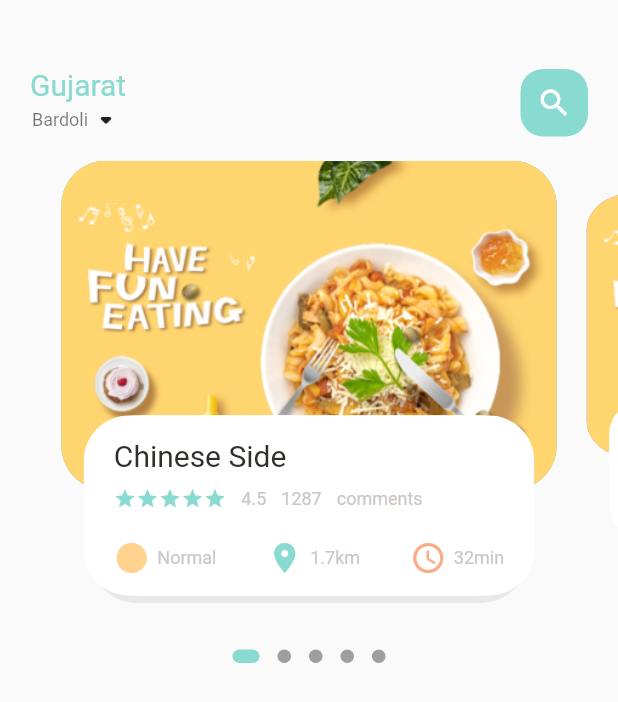
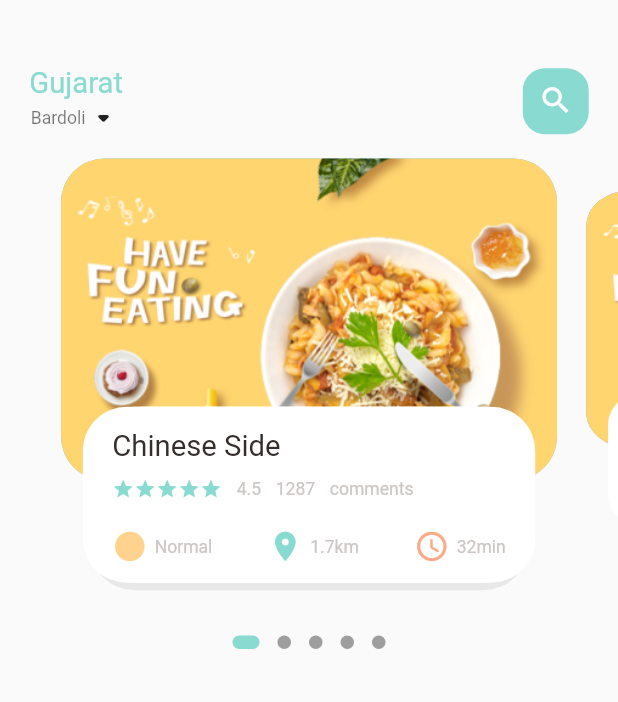
Before and after one commit to 032AbhishekChoksi/food_delivery, a Flutter app: the screen it shows after launch, on a phone screen of 412 x 824 dp. Shown: the top 702 px of the screen. Run offline on Flutter 3.47's test engine with Material 2 defaults, Android fonts, the phone set to English and light mode, and no system bars; drawn by our look-alikes of dots_indicator; our stand-ins replace get.

Commit message:
Responsive Food Delivery App @ 2022 #032AbhishekChoksi. All rights reserved.

```diff
--- a/lib/home/food_page_body.dart
+++ b/lib/home/food_page_body.dart
@@ -2,6 +2,7 @@ import 'package:dots_indicator/dots_indicator.dart';
 import 'package:flutter/cupertino.dart';
 import 'package:flutter/material.dart';
 import 'package:food_delivery/utils/colors.dart';
+import 'package:food_delivery/utils/dimensions.dart';
 import 'package:food_delivery/widgets/big_text.dart';
 import 'package:food_delivery/widgets/icon_and_text_widget.dart';
 import 'package:food_delivery/widgets/small_text.dart';
@@ -17,7 +18,7 @@ class _FoodPageBodyState extends State<FoodPageBody> {
   PageController pageController = PageController(viewportFraction: 0.85);
   var _currPageValue = 0.0;
   double _scaleFactor = 0.8;
-  double _height = 220;
+  double _height = Dimensions.pageViewContainer;
 
   @override
   void initState() {
@@ -41,7 +42,7 @@ class _FoodPageBodyState extends State<FoodPageBody> {
     return Column(
       children: [
         Container(
-          height: 320,
+          height: Dimensions.pageView,
           child: PageView.builder(
               controller: pageController,
               itemCount: 5,
@@ -94,10 +95,11 @@ class _FoodPageBodyState extends State<FoodPageBody> {
       child: Stack(
         children: [
           Container(
-            height: 220,
-            margin: EdgeInsets.only(left: 10, right: 10),
+            height: Dimensions.pageViewContainer,
+            margin: EdgeInsets.only(
+                left: Dimensions.width10, right: Dimensions.width10),
             decoration: BoxDecoration(
-                borderRadius: BorderRadius.circular(30),
+                borderRadius: BorderRadius.circular(Dimensions.radius30),
                 color: index.isEven ? Color(0xFF69c5df) : Color(0xFF9294cc),
                 image: DecorationImage(
                     fit: BoxFit.cover,
@@ -106,10 +108,13 @@ class _FoodPageBodyState extends State<FoodPageBody> {
           Align(
             alignment: Alignment.bottomCenter,
             child: Container(
-              height: 120,
-              margin: EdgeInsets.only(left: 30, right: 30, bottom: 30),
+              height: Dimensions.pageViewTextContainer,
+              margin: EdgeInsets.only(
+                  left: Dimensions.width30,
+                  right: Dimensions.width30,
+                  bottom: Dimensions.height30),
               decoration: BoxDecoration(
-                  borderRadius: BorderRadius.circular(30),
+                  borderRadius: BorderRadius.circular(Dimensions.radius30),
                   color: Colors.white,
                   boxShadow: [
                     BoxShadow(
@@ -120,12 +125,16 @@ class _FoodPageBodyState extends State<FoodPageBody> {
                     BoxShadow(color: Colors.white, offset: Offset(5, 0))
                   ]),
               child: Container(
-                padding: EdgeInsets.only(top: 15, left: 15, right: 15),
+                padding: EdgeInsets.only(
+                    top: Dimensions.height15,
+                    left: Dimensions.width15,
+                    right: Dimensions.width15),
                 child: Column(
                   crossAxisAlignment: CrossAxisAlignment.start,
                   children: [
                     BigText(text: "Chinese Side"),
-                    SizedBox(height: 10),
+                    SizedBox(height: Dimensions.height10),
+                    //comments section
                     Row(
                       children: [
                         Wrap(
@@ -133,19 +142,20 @@ class _FoodPageBodyState extends State<FoodPageBody> {
                             return Icon(
                               Icons.star,
                               color: AppColors.mainColor,
-                              size: 15,
+                              size: Dimensions.height15,
                             );
                           }),
                         ),
-                        SizedBox(width: 10),
+                        SizedBox(width: Dimensions.height10),
                         SmallText(text: "4.5"),
-                        SizedBox(width: 10),
+                        SizedBox(width: Dimensions.height10),
                         SmallText(text: "1287"),
-                        SizedBox(width: 10),
+                        SizedBox(width: Dimensions.height10),
                         SmallText(text: "comments")
                       ],
                     ),
-                    SizedBox(height: 20),
+                    SizedBox(height: Dimensions.height20),
+                    //time and distance
                     Row(
                         mainAxisAlignment: MainAxisAlignment.spaceBetween,
                         children: [
--- a/lib/home/main_food_page.dart
+++ b/lib/home/main_food_page.dart
@@ -4,6 +4,8 @@ import 'package:food_delivery/home/food_page_body.dart';
 import 'package:food_delivery/utils/colors.dart';
 import 'package:food_delivery/widgets/big_text.dart';
 import 'package:food_delivery/widgets/small_text.dart';
+
+import '../utils/dimensions.dart';
 
 class MainFoodPage extends StatefulWidget {
   const MainFoodPage({Key? key}) : super(key: key);
@@ -15,14 +17,17 @@ class MainFoodPage extends StatefulWidget {
 class _MainFoodPageState extends State<MainFoodPage> {
   @override
   Widget build(BuildContext context) {
+    // print("current height is " + MediaQuery.of(context).size.height.toString());
     return Scaffold(
       body: Column(
         children: [
           //showing the header
           Container(
             child: Container(
-                margin: EdgeInsets.only(top: 45, bottom: 15),
-                padding: EdgeInsets.only(left: 20, right: 20),
+                margin: EdgeInsets.only(
+                    top: Dimensions.height45, bottom: Dimensions.height15),
+                padding: EdgeInsets.only(
+                    left: Dimensions.width20, right: Dimensions.width20),
                 child: Row(
                   mainAxisAlignment: MainAxisAlignment.spaceBetween,
                   children: [
@@ -39,14 +44,16 @@ class _MainFoodPageState extends State<MainFoodPage> {
                     ),
                     Center(
                       child: Container(
-                        width: 45,
-                        height: 45,
+                        width: Dimensions.width45,
+                        height: Dimensions.height45,
                         child: Icon(
                           Icons.search,
                           color: Colors.white,
+                          size: Dimensions.iconSize24,
                         ),
                         decoration: BoxDecoration(
-                          borderRadius: BorderRadius.circular(15),
+                          borderRadius:
+                              BorderRadius.circular(Dimensions.radius15),
                           color: AppColors.mainColor,
                         ),
                       ),
--- a/lib/main.dart
+++ b/lib/main.dart
@@ -1,5 +1,6 @@
 import 'package:flutter/material.dart';
 import 'package:food_delivery/home/main_food_page.dart';
+import 'package:get/get.dart';
 
 void main() {
   runApp(const MyApp());
@@ -11,7 +12,7 @@ class MyApp extends StatelessWidget {
   // This widget is the root of your application.
   @override
   Widget build(BuildContext context) {
-    return MaterialApp(
+    return GetMaterialApp(
       debugShowCheckedModeBanner: false,
       title: 'Flutter Demo',
       theme: ThemeData(
--- /dev/null
+++ b/lib/utils/dimensions.dart
@@ -0,0 +1,37 @@
+import 'package:get/get.dart';
+
+class Dimensions {
+  static double screenHeight = Get.context!.height;
+  static double screenWidth = Get.context!.width;
+
+  static double pageView = screenHeight / 2.64;
+  static double pageViewContainer = screenHeight / 3.84;
+  static double pageViewTextContainer = screenHeight / 7.03;
+
+  //dynamic height padding and margin
+  static double height10 = screenHeight / 84.4;
+  static double height15 = screenHeight / 56.27;
+  static double height20 = screenHeight / 42.2;
+  static double height30 = screenHeight / 28.13;
+  static double height45 = screenHeight / 18.75;
+
+  //dynamic width padding and margin
+  static double width5 = screenHeight / 168.8;
+  static double width10 = screenHeight / 84.4;
+  static double width15 = screenHeight / 56.27;
+  static double width20 = screenHeight / 42.2;
+  static double width30 = screenHeight / 28.13;
+  static double width45 = screenHeight / 18.75;
+
+//dynamic font size
+  static double font12 = screenHeight / 70.33;
+  static double font20 = screenHeight / 42.2;
+
+  //dynamic radius
+  static double radius15 = screenHeight / 56.27;
+  static double radius20 = screenHeight / 42.2;
+  static double radius30 = screenHeight / 28.13;
+
+  //dynamic icon size
+  static double iconSize24 = screenHeight / 35.17;
+}
--- a/lib/widgets/big_text.dart
+++ b/lib/widgets/big_text.dart
@@ -1,4 +1,5 @@
 import 'package:flutter/cupertino.dart';
+import 'package:food_delivery/utils/dimensions.dart';
 
 class BigText extends StatelessWidget {
   Color? color;
@@ -9,7 +10,7 @@ class BigText extends StatelessWidget {
       {Key? key,
       this.color = const Color(0xFF332d2b),
       required this.text,
-      this.size = 20,
+      this.size = 0,
       this.overflow = TextOverflow.ellipsis})
       : super(key: key);
 
@@ -22,7 +23,7 @@ class BigText extends StatelessWidget {
       style: TextStyle(
           fontFamily: 'Roboto',
           color: color,
-          fontSize: size,
+          fontSize: size == 0 ? Dimensions.font20 : size,
           fontWeight: FontWeight.w400),
     );
   }
--- a/lib/widgets/icon_and_text_widget.dart
+++ b/lib/widgets/icon_and_text_widget.dart
@@ -1,4 +1,5 @@
 import 'package:flutter/cupertino.dart';
+import 'package:food_delivery/utils/dimensions.dart';
 import 'package:food_delivery/widgets/small_text.dart';
 
 class IconAndTextWidget extends StatelessWidget {
@@ -16,8 +17,8 @@ class IconAndTextWidget extends StatelessWidget {
   Widget build(BuildContext context) {
     return Row(
       children: [
-        Icon(icon, color: iconColor),
-        SizedBox(width: 5),
+        Icon(icon, color: iconColor, size: Dimensions.iconSize24),
+        SizedBox(width: Dimensions.width5),
         SmallText(text: text)
       ],
     );
--- a/lib/widgets/small_text.dart
+++ b/lib/widgets/small_text.dart
@@ -1,4 +1,6 @@
 import 'package:flutter/cupertino.dart';
+
+import '../utils/dimensions.dart';
 
 class SmallText extends StatelessWidget {
   Color? color;
@@ -9,7 +11,7 @@ class SmallText extends StatelessWidget {
       {Key? key,
       this.color = const Color(0xFFccc7c5),
       required this.text,
-      this.size = 12,
+      this.size = 0,
       this.height = 1.2})
       : super(key: key);
 
@@ -18,7 +20,10 @@ class SmallText extends StatelessWidget {
     return Text(
       text,
       style: TextStyle(
-          fontFamily: 'Roboto', color: color, fontSize: size, height: height),
+          fontFamily: 'Roboto',
+          color: color,
+          fontSize: size == 0 ? Dimensions.font12 : size,
+          height: height),
     );
   }
 }
--- a/pubspec.yaml
+++ b/pubspec.yaml
@@ -29,6 +29,7 @@ environment:
 dependencies:
   flutter:
     sdk: flutter
+  get: ^4.6.1
   dots_indicator: ^2.1.0
 
 
```
Also changed, not shown: pubspec.lock.
